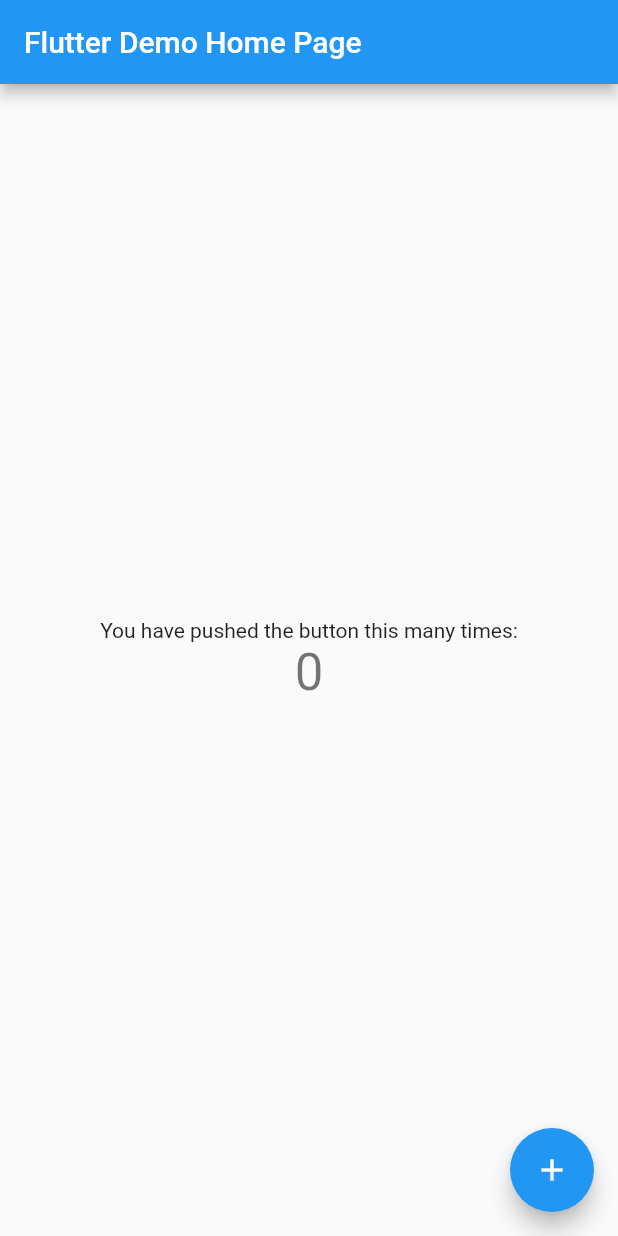
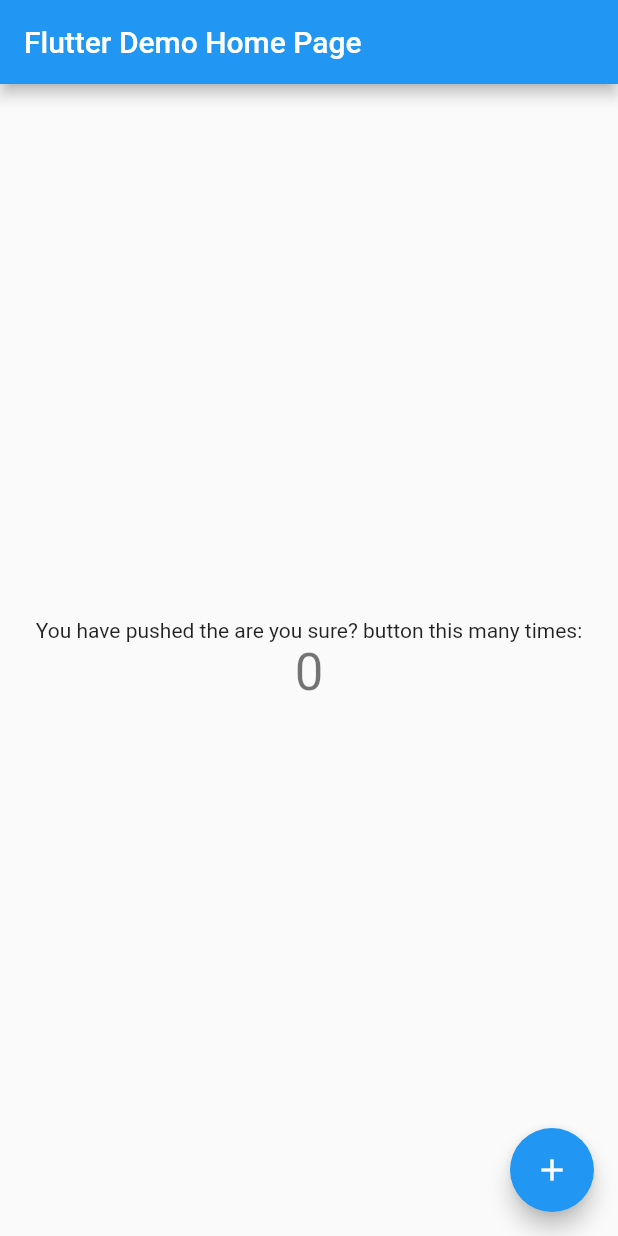
Before and after one commit to Musharaf13/git_test, a Flutter app: the screen it shows after launch, on a phone screen of 412 x 824 dp. Run offline on Flutter 3.47's test engine with Material 2 defaults, Android fonts, the phone set to English and light mode, and no system bars.

Commit message:
this is third change

```diff
--- a/lib/main.dart
+++ b/lib/main.dart
@@ -98,7 +98,7 @@ class _MyHomePageState extends State<MyHomePage> {
           mainAxisAlignment: MainAxisAlignment.center,
           children: <Widget>[
             Text(
-              'You have pushed the button this many times:',
+              'You have pushed the are you sure? button this many times:',
             ),
             Text(
               '$_counter',
```
